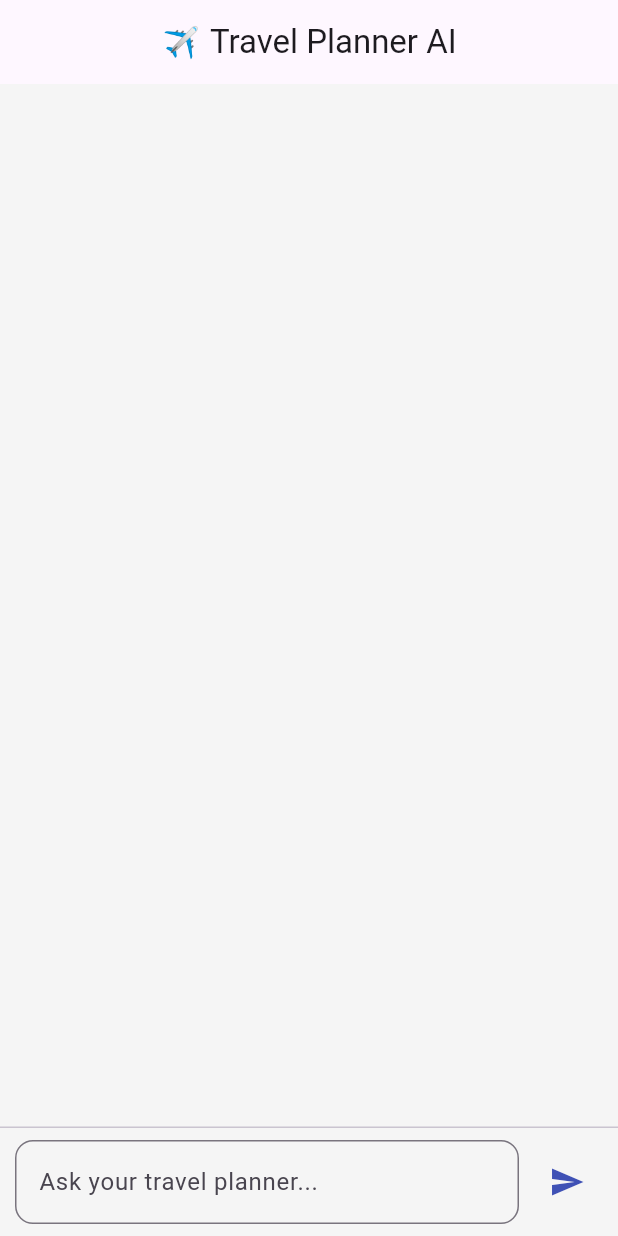
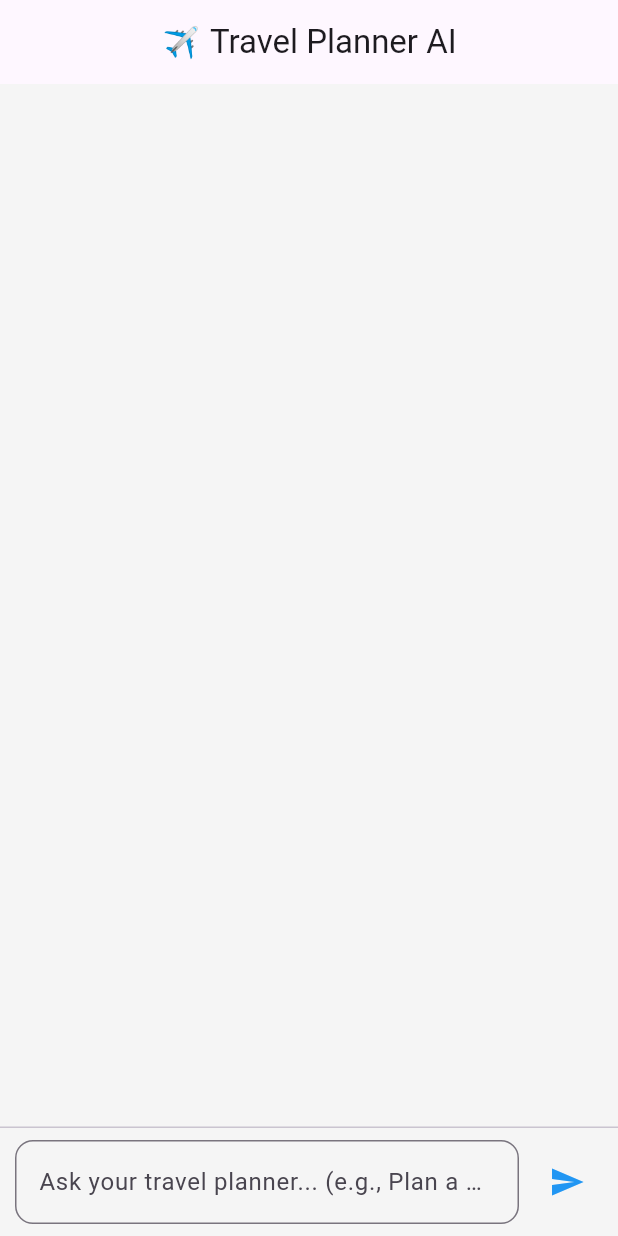
Before and after one commit to Barnhirg/travel_ai_mobile, a Flutter app: the screen it shows after launch, on a phone screen of 412 x 824 dp. Run offline on Flutter 3.47's test engine with Material 3 defaults, Android fonts, the phone set to English and light mode, and no system bars.

Commit message:
Add chat history error fix

```diff
--- a/lib/main.dart
+++ b/lib/main.dart
@@ -14,7 +14,7 @@ class TravelAIApp extends StatelessWidget {
       debugShowCheckedModeBanner: false,
       theme: ThemeData(
         brightness: Brightness.light,
-        primarySwatch: Colors.indigo,
+        primarySwatch: Colors.blue,
         scaffoldBackgroundColor: Colors.grey[100],
       ),
       darkTheme: ThemeData.dark(),
@@ -47,7 +47,6 @@ class _TravelChatScreenState extends State<TravelChatScreen> {
 
     try {
       final url = Uri.parse('https://travel-ai-mobile-backend.onrender.com/ask');
-
       final response = await http.post(
         url,
         headers: {'Content-Type': 'application/json'},
@@ -73,13 +72,11 @@ class _TravelChatScreenState extends State<TravelChatScreen> {
   }
 
   void _scrollToBottom() {
-    if (_scrollController.hasClients) {
-      _scrollController.animateTo(
-        _scrollController.position.maxScrollExtent + 60,
-        duration: Duration(milliseconds: 300),
-        curve: Curves.easeOut,
-      );
-    }
+    _scrollController.animateTo(
+      _scrollController.position.maxScrollExtent + 60,
+      duration: Duration(milliseconds: 300),
+      curve: Curves.easeOut,
+    );
   }
 
   void _showSnackbar(String message) {
@@ -95,7 +92,7 @@ class _TravelChatScreenState extends State<TravelChatScreen> {
       margin: EdgeInsets.symmetric(vertical: 6, horizontal: 12),
       padding: EdgeInsets.all(14),
       decoration: BoxDecoration(
-        color: isUser ? Colors.indigo[400] : Colors.grey[300],
+        color: isUser ? Colors.blue[400] : Colors.grey[300],
         borderRadius: BorderRadius.circular(18),
       ),
       child: Text(
@@ -142,7 +139,8 @@ class _TravelChatScreenState extends State<TravelChatScreen> {
                     controller: _controller,
                     onSubmitted: (_) => _sendMessage(),
                     decoration: InputDecoration(
-                      hintText: 'Ask your travel planner...',
+                      hintText: 'Ask your travel planner...'
+                          ' (e.g., Plan a 7-day trip to Paris)',
                       border: OutlineInputBorder(
                         borderRadius: BorderRadius.circular(12),
                       ),
@@ -151,7 +149,7 @@ class _TravelChatScreenState extends State<TravelChatScreen> {
                 ),
                 SizedBox(width: 8),
                 IconButton(
-                  icon: Icon(Icons.send, color: Colors.indigo),
+                  icon: Icon(Icons.send, color: Colors.blue),
                   onPressed: _sendMessage,
                 ),
               ],
```
